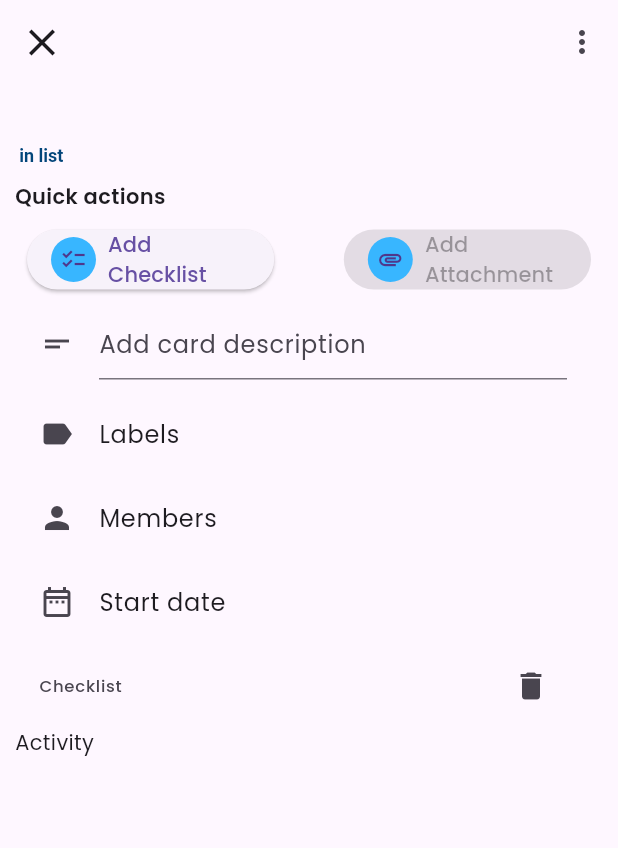
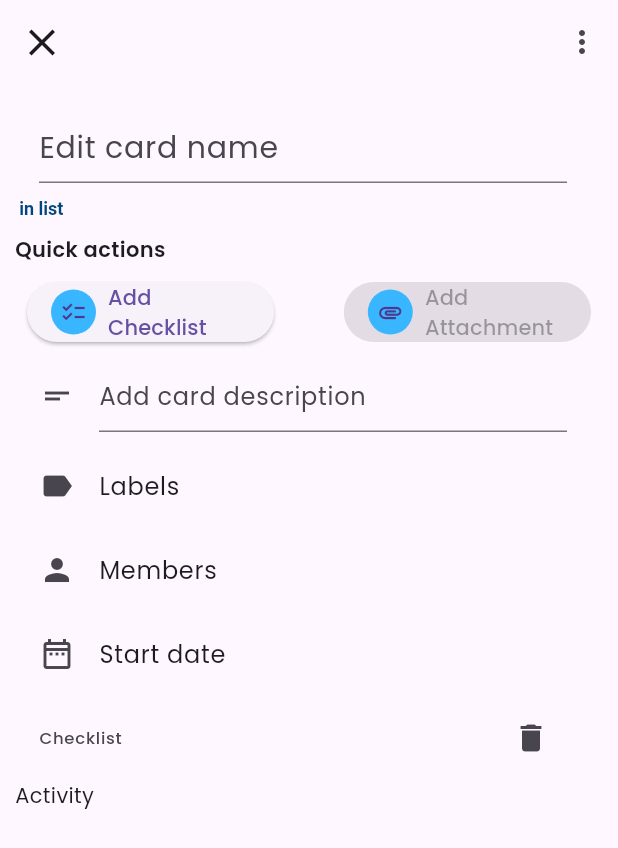
Before and after one commit to powersync-ja/powersync-supabase-flutter-trello-demo, a Flutter app: the CardDetails screen opened directly with empty values, on a phone screen of 412 x 824 dp. Shown: the top 848 px of the screen. Run offline on Flutter 3.47's test engine with Material 3 defaults, Android fonts, the phone set to English and light mode, and no system bars; our stand-ins replace file_picker, flutter_dotenv, flutter_expandable_fab, google_fonts, material_design_icons_flutter, supabase_flutter; missing offline and left inert: empty_widget, powersync, random_name_generator, status_alert; accounts and stored records are empty; statements that could not run were skipped.

Commit message:
Edit name & Description

```diff
--- a/trelloappclone_flutter/lib/features/carddetails/presentation/index.dart
+++ b/trelloappclone_flutter/lib/features/carddetails/presentation/index.dart
@@ -19,9 +19,11 @@ class CardDetails extends StatefulWidget {
 
 class _CardDetailsState extends State<CardDetails> with Service {
   final TextEditingController descriptionController = TextEditingController();
+  final TextEditingController nameController = TextEditingController();
   final TextEditingController checklistController = TextEditingController();
   bool showChecklist = false;
   bool addCardDescription = false;
+  bool editCardName = false;
   Map<int, bool> checked = {};
 
   @override
@@ -30,20 +32,32 @@ class _CardDetailsState extends State<CardDetails> with Service {
         ModalRoute.of(context)!.settings.arguments as CardDetailArguments;
 
     descriptionController.text = args.crd.description ?? " ";
+    nameController.text = args.crd.name ?? " ";
 
     return Scaffold(
-      appBar: (showChecklist || addCardDescription)
+      appBar: (showChecklist || addCardDescription || editCardName)
           ? AppBar(
               leading: IconButton(
                 onPressed: () {
                   setState(() {
                     showChecklist = false;
                     addCardDescription = false;
+                    editCardName = false;
                   });
                 },
                 icon: const Icon(Icons.close, size: 30),
               ),
-              title: const Text("New Item"),
+              title: Text(() {
+                if (showChecklist) {
+                  return "Add Checklist";
+                } else if (addCardDescription) {
+                  return "Add card description";
+                } else if (editCardName) {
+                  return "Edit card name";
+                } else {
+                  return "";
+                }
+              }()),
               actions: [
                   IconButton(
                     icon: const Icon(Icons.check),
@@ -59,11 +73,21 @@ class _CardDetailsState extends State<CardDetails> with Service {
                         setState(() {
                           showChecklist = false;
                         });
-                      } else if (addCardDescription) {
-                        if (descriptionController.text.isNotEmpty) {
+                      } else if (addCardDescription || editCardName) {
+                        if (addCardDescription &&
+                            descriptionController.text.isNotEmpty) {
                           args.crd.description = descriptionController.text;
-                          updateCard(args.crd);
                         }
+
+                        if (editCardName && nameController.text.isNotEmpty) {
+                          args.crd.name = nameController.text;
+                        }
+
+                        updateCard(args.crd);
+                        descriptionController.clear();
+                        setState(() {
+                          addCardDescription = false;
+                        });
                       }
                     },
                   )
@@ -86,9 +110,21 @@ class _CardDetailsState extends State<CardDetails> with Service {
           padding: const EdgeInsets.all(10.0),
           child:
               Column(crossAxisAlignment: CrossAxisAlignment.start, children: [
-            Text(
-              args.crd.name,
-              style: const TextStyle(fontSize: 20),
+            ListTile(
+              title: TextField(
+                style: const TextStyle(
+                  fontSize: 20.0, // Set your desired font size here
+                ),
+                controller: nameController,
+                onTap: () {
+                  setState(() {
+                    editCardName = true;
+                  });
+                },
+                decoration: const InputDecoration(
+                  hintText: "Edit card name"
+                ),
+              ),
             ),
             RichText(
                 text: TextSpan(
--- a/trelloappclone_powersync_client/lib/models/card.dart
+++ b/trelloappclone_powersync_client/lib/models/card.dart
@@ -25,7 +25,7 @@ class Cardlist {
 
   final String userId;
 
-  final String name;
+  String name;
 
   String? description;
 
```
